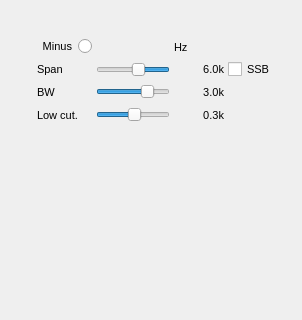
This is plugins/channel/chanalyzer/chanalyzergui.ui in f4exb/sdrangel as Qt 5 draws it before an edit; both pictures show x 0 to 302 and y 0 to 320 of the 302 by 719 pixel window. The edited form follows.
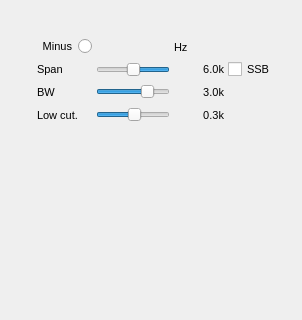
This is the edited form. Custom widgets are drawn as their Qt base class.

Commit message: Allow no decimation on channel analyzer (span log2 = 0)

```diff
--- a/plugins/channel/chanalyzer/chanalyzergui.ui
+++ b/plugins/channel/chanalyzer/chanalyzergui.ui
@@ -262,7 +262,7 @@
        </font>
       </property>
       <property name="minimum">
-       <number>1</number>
+       <number>0</number>
       </property>
       <property name="maximum">
        <number>6</number>
```
The commit also changes 1 other file.
